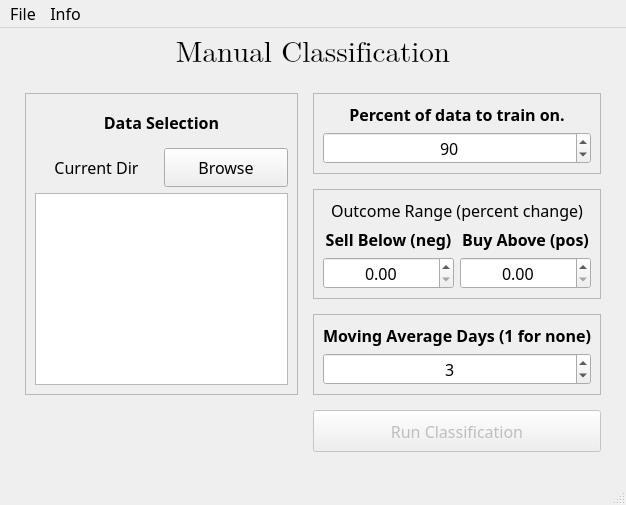
Old version of the form BlackMagicPy/layouts/manualCWindow.ui in the repository J05hr/BlackMagic.
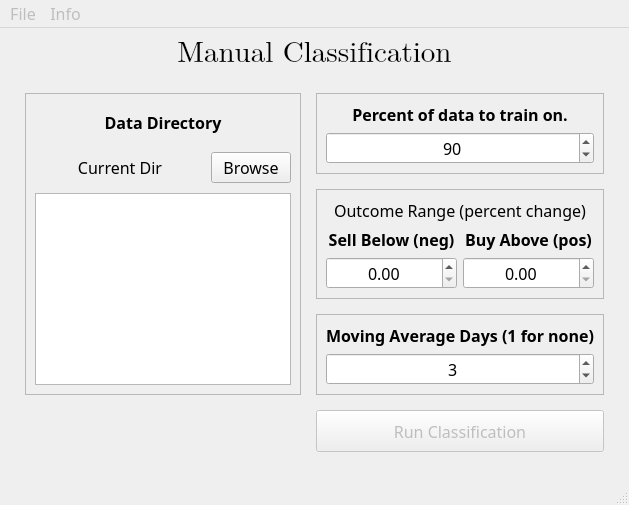
New version of the form.

Diff of the .ui file:
```diff
--- a/BlackMagicPy/layouts/manualCWindow.ui
+++ b/BlackMagicPy/layouts/manualCWindow.ui
@@ -98,20 +98,39 @@
         </widget>
        </item>
        <item row="1" column="1">
-        <widget class="QToolButton" name="toolButton">
-         <property name="sizePolicy">
-          <sizepolicy hsizetype="MinimumExpanding" vsizetype="MinimumExpanding">
-           <horstretch>0</horstretch>
-           <verstretch>0</verstretch>
-          </sizepolicy>
-         </property>
+        <widget class="QPushButton" name="browseButton">
          <property name="text">
           <string>Browse</string>
          </property>
         </widget>
        </item>
-       <item row="2" column="0" colspan="2">
-        <widget class="QListView" name="dataSelectionListView"/>
+       <item row="2" column="0" colspan="2" alignment="Qt::AlignHCenter|Qt::AlignVCenter">
+        <widget class="QListWidget" name="dataListWidget">
+         <property name="sizePolicy">
+          <sizepolicy hsizetype="MinimumExpanding" vsizetype="MinimumExpanding">
+           <horstretch>0</horstretch>
+           <verstretch>0</verstretch>
+          </sizepolicy>
+         </property>
+         <property name="horizontalScrollBarPolicy">
+          <enum>Qt::ScrollBarAsNeeded</enum>
+         </property>
+         <property name="sizeAdjustPolicy">
+          <enum>QAbstractScrollArea::AdjustIgnored</enum>
+         </property>
+         <property name="showDropIndicator" stdset="0">
+          <bool>false</bool>
+         </property>
+         <property name="defaultDropAction">
+          <enum>Qt::IgnoreAction</enum>
+         </property>
+         <property name="alternatingRowColors">
+          <bool>true</bool>
+         </property>
+         <property name="textElideMode">
+          <enum>Qt::ElideLeft</enum>
+         </property>
+        </widget>
        </item>
        <item row="0" column="0" colspan="2">
         <widget class="QLabel" name="label_10">
@@ -130,7 +149,7 @@
           </font>
          </property>
          <property name="text">
-          <string>Data Selection</string>
+          <string>Data Directory</string>
          </property>
          <property name="alignment">
           <set>Qt::AlignCenter</set>
@@ -399,6 +418,9 @@
     </font>
    </property>
    <widget class="QMenu" name="menuFile">
+    <property name="enabled">
+     <bool>false</bool>
+    </property>
     <property name="title">
      <string>File</string>
     </property>
@@ -406,6 +428,9 @@
     <addaction name="actionOptions"/>
    </widget>
    <widget class="QMenu" name="menuInfo">
+    <property name="enabled">
+     <bool>false</bool>
+    </property>
     <property name="title">
      <string>Info</string>
     </property>
```
Left out of the diff: 7 changed lines with no effect on the pictures.
